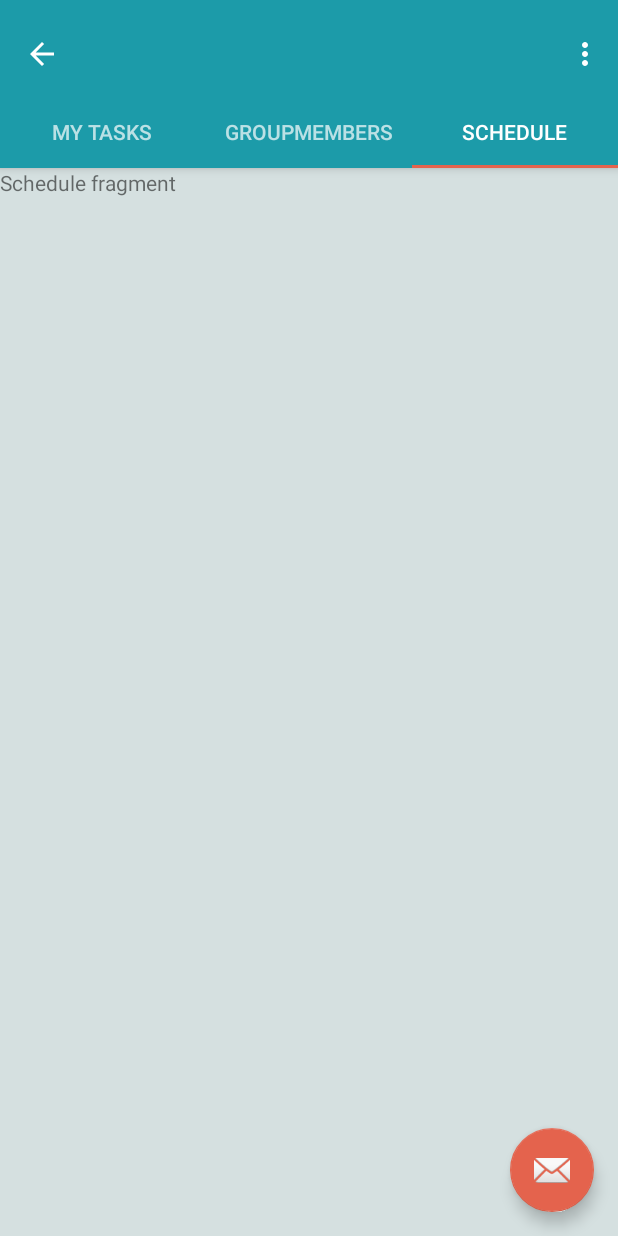
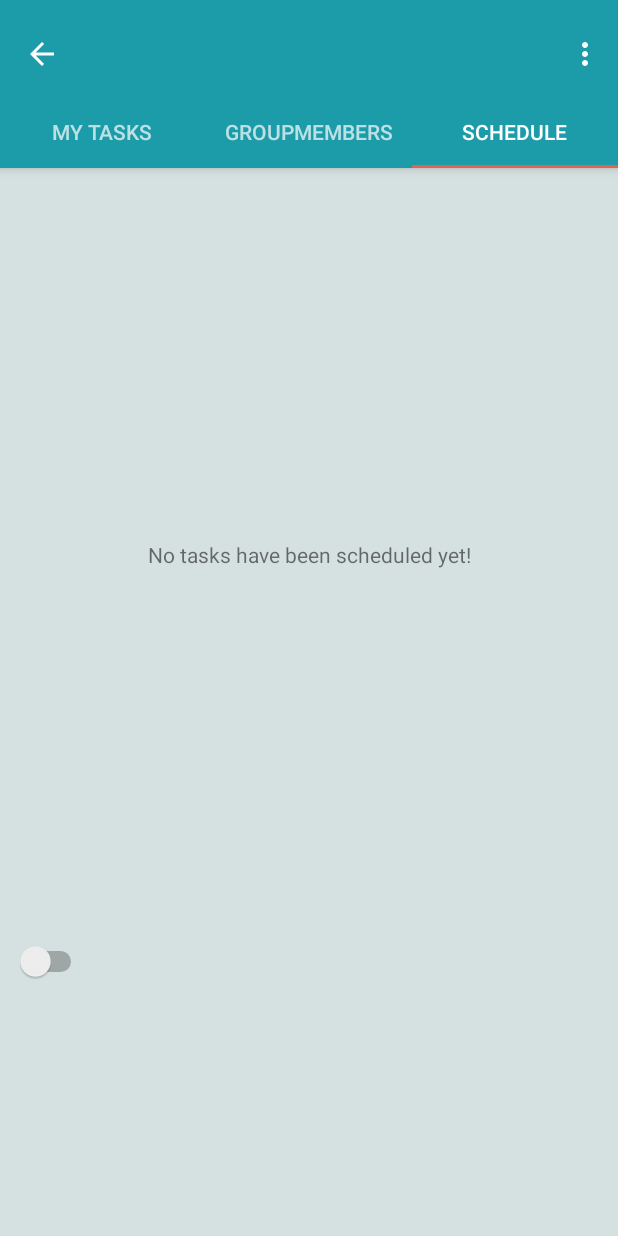
Before and after one commit to hayeb/SDE, an Android app: the GroupTabbedActivity screen opened directly, with no data from a screen before it, tab 3 chosen, on a phone screen of 412 x 824 dp. Run offline under Robolectric (Android 15) with nearby library versions, the phone set to English and light mode, and no system bars; our stand-ins replace Dagger/Hilt's generated code; libraries missing offline, so code that uses them is left out: nl.giphouse.propr; 4 statements that could not run were skipped.

Commit message:
Eerste design veranderingen voor schedule

```diff
--- a/propr-app/app/src/main/java/giphouse/nl/proprapp/ui/group/overview/GroupTabbedActivity.java
+++ b/propr-app/app/src/main/java/giphouse/nl/proprapp/ui/group/overview/GroupTabbedActivity.java
@@ -55,15 +55,6 @@ public class GroupTabbedActivity extends AppCompatActivity implements MyTasksFra
 
 		mViewPager.addOnPageChangeListener(new TabLayout.TabLayoutOnPageChangeListener(tabLayout));
 		tabLayout.addOnTabSelectedListener(new TabLayout.ViewPagerOnTabSelectedListener(mViewPager));
-
-		final FloatingActionButton fab = findViewById(R.id.fab);
-		fab.setOnClickListener(new View.OnClickListener() {
-			@Override
-			public void onClick(final View view) {
-				Snackbar.make(view, "Replace with your own action", Snackbar.LENGTH_LONG)
-					.setAction("Action", null).show();
-			}
-		});
 	}
 
 
--- a/propr-app/app/src/main/res/layout/activity_group_tabbed.xml
+++ b/propr-app/app/src/main/res/layout/activity_group_tabbed.xml
@@ -58,12 +58,4 @@
 		android:layout_height="match_parent"
 		app:layout_behavior="@string/appbar_scrolling_view_behavior" />
 
-	<android.support.design.widget.FloatingActionButton
-		android:id="@+id/fab"
-		android:layout_width="wrap_content"
-		android:layout_height="wrap_content"
-		android:layout_gravity="end|bottom"
-		android:layout_margin="@dimen/fab_margin"
-		app:srcCompat="@android:drawable/ic_dialog_email" />
-
 </android.support.design.widget.CoordinatorLayout>
--- a/propr-app/app/src/main/res/layout/fragment_schedule.xml
+++ b/propr-app/app/src/main/res/layout/fragment_schedule.xml
@@ -1,13 +1,71 @@
-<FrameLayout xmlns:android="http://schemas.android.com/apk/res/android"
+<LinearLayout xmlns:android="http://schemas.android.com/apk/res/android"
+	xmlns:app="http://schemas.android.com/apk/res-auto"
 	xmlns:tools="http://schemas.android.com/tools"
+	android:id="@+id/linearLayout"
 	android:layout_width="match_parent"
 	android:layout_height="match_parent"
+	android:orientation="vertical"
 	tools:context="giphouse.nl.proprapp.ui.group.overview.ScheduleFragment">
 
 	<!-- TODO: Update blank fragment layout -->
-	<TextView
+	<android.support.constraint.ConstraintLayout
+		android:id="@+id/scheduleLayout"
 		android:layout_width="match_parent"
-		android:layout_height="match_parent"
-		android:text="@string/schedule_placeholder" />
+		android:layout_height="515dp"
+		android:layout_marginEnd="8dp"
+		android:layout_marginStart="8dp"
+		app:layout_constraintBottom_toTopOf="@+id/linearLayout2"
+		app:layout_constraintEnd_toEndOf="parent"
+		app:layout_constraintHorizontal_bias="0.0"
+		app:layout_constraintStart_toStartOf="parent"
+		app:layout_constraintTop_toTopOf="parent">
 
-</FrameLayout>
+		<TextView
+			android:id="@+id/android:empty"
+			android:layout_width="wrap_content"
+			android:layout_height="wrap_content"
+			android:text="@string/schedule_list_placeholder"
+			app:layout_constraintBottom_toBottomOf="parent"
+			app:layout_constraintEnd_toEndOf="parent"
+			app:layout_constraintHorizontal_bias="0.5"
+			app:layout_constraintStart_toStartOf="parent"
+			app:layout_constraintTop_toTopOf="parent" />
+
+		<ListView
+			android:id="@+id/android:list"
+			android:layout_width="wrap_content"
+			android:layout_height="wrap_content"
+			app:layout_constraintBottom_toBottomOf="parent"
+			app:layout_constraintEnd_toEndOf="parent"
+			app:layout_constraintHorizontal_bias="0.5"
+			app:layout_constraintStart_toStartOf="parent"
+			app:layout_constraintTop_toTopOf="parent">
+
+		</ListView>
+	</android.support.constraint.ConstraintLayout>
+
+	<LinearLayout
+		android:id="@+id/linearLayout2"
+		android:layout_width="match_parent"
+		android:layout_height="wrap_content"
+		android:layout_marginBottom="8dp"
+		android:layout_marginEnd="8dp"
+		android:layout_marginStart="8dp"
+		android:orientation="vertical"
+		app:layout_constraintBottom_toBottomOf="parent"
+		app:layout_constraintEnd_toEndOf="parent"
+		app:layout_constraintStart_toStartOf="parent">
+
+		<Switch
+			android:id="@+id/toggleButton"
+			android:layout_width="50dp"
+			android:layout_height="wrap_content"
+			android:layout_weight="1"
+			android:checked="false"
+			android:textOff="Show tasks in the future"
+			android:textOn="Show tasks from the past" />
+
+	</LinearLayout>
+
+
+</LinearLayout>
--- a/propr-app/app/src/main/res/values/strings.xml
+++ b/propr-app/app/src/main/res/values/strings.xml
@@ -74,4 +74,5 @@
 	<string name="expired_login_reason">You haven\'t used Propr for a while! Please enter your password.</string>
 	<string name="invalid_login_reason">We could not find that account! Please log in with your account.</string>
 	<string name="one_account_allowed">Only one Propr account is supported!</string>
+	<string name="schedule_list_placeholder">No tasks have been scheduled yet!</string>
 </resources>
```
